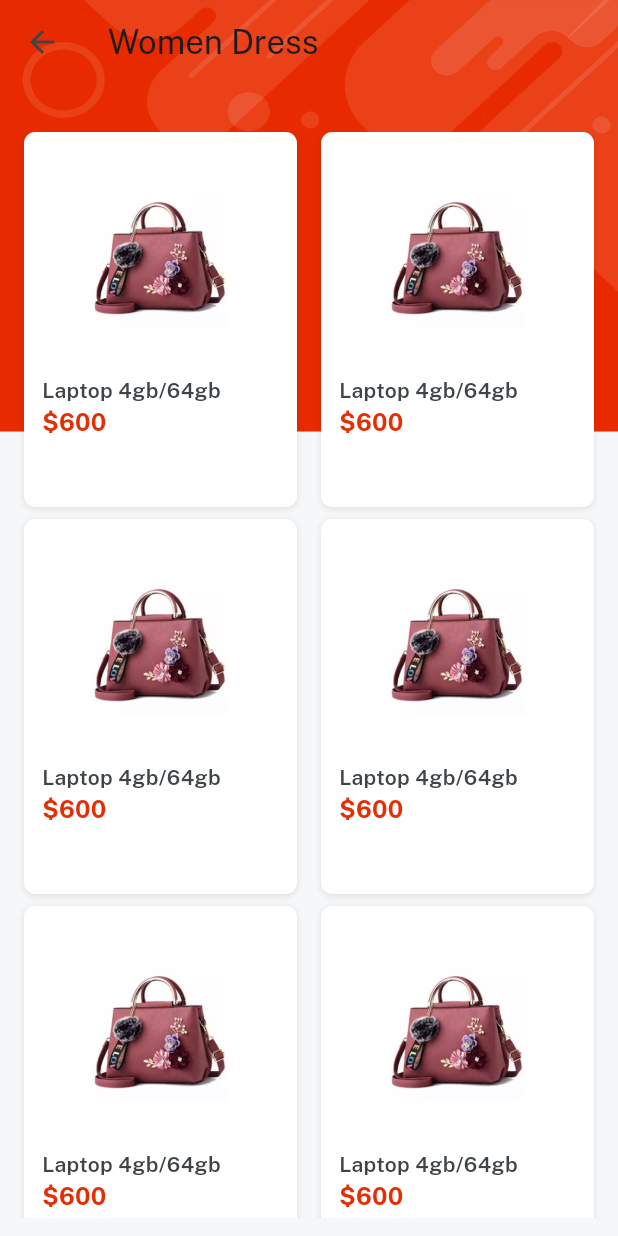
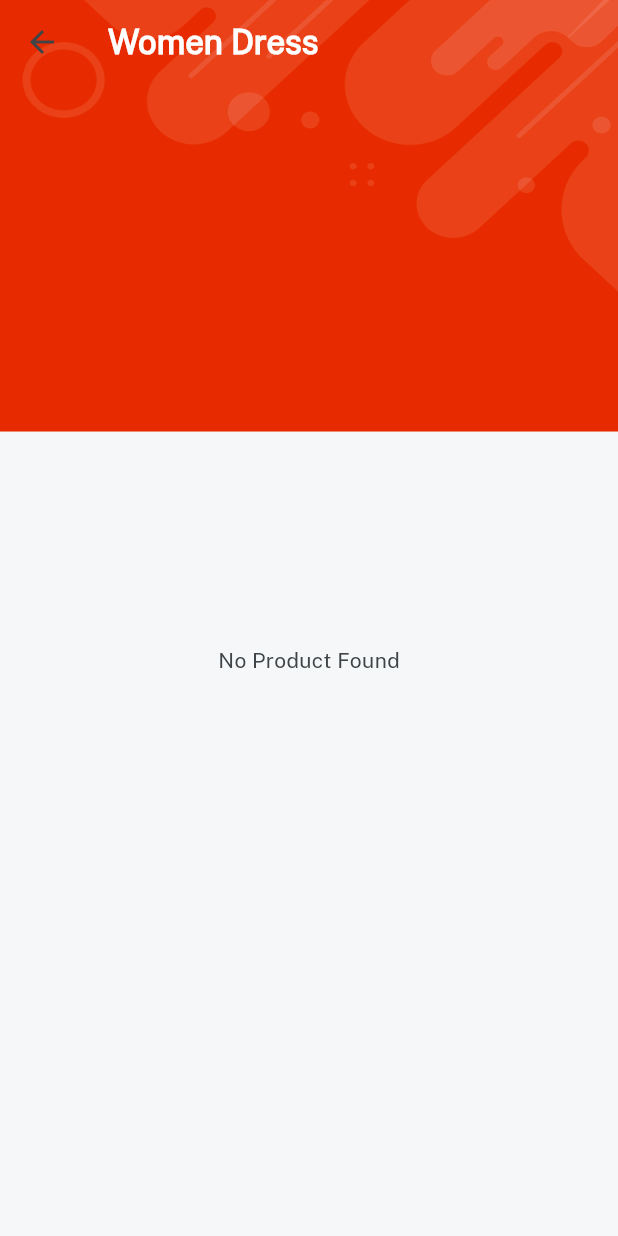
Before and after one commit to thesheerazali/Ezzy_Mart, a Flutter app: the CategoryScreen screen opened directly, after a tap on "Women Dress", on a phone screen of 412 x 824 dp. Run offline on Flutter 3.47's test engine with Material 3 defaults, Android fonts, the phone set to English and light mode, and no system bars; our stand-ins replace cloud_firestore, firebase_auth, firebase_core, firebase_storage, fluttertoast, get and 2 more; accounts and stored records are empty.

Commit message:
Products details fetched frm firebase and show on detail screen

```diff
--- /dev/null
+++ b/lib/Common_Widgets/loading_indicator.dart
@@ -0,0 +1,7 @@
+import 'package:my_mart/consts/consts.dart';
+
+Widget loadingIndicator() {
+  return const CircularProgressIndicator(
+    valueColor: AlwaysStoppedAnimation(redColor),
+  );
+}
--- a/lib/veiw/category_screen/category_details.dart
+++ b/lib/veiw/category_screen/category_details.dart
@@ -1,6 +1,9 @@
+import 'package:cloud_firestore/cloud_firestore.dart';
 import 'package:my_mart/Common_Widgets/bg_widget.dart';
+import 'package:my_mart/Common_Widgets/loading_indicator.dart';
 import 'package:my_mart/consts/consts.dart';
 import 'package:my_mart/controllers/products_controller.dart';
+import 'package:my_mart/services/firestore_services.dart';
 import 'package:my_mart/veiw/category_screen/item_detail.dart';
 
 import 'package:get/get.dart';
@@ -15,11 +18,27 @@ class CategoryDetails extends StatelessWidget {
     return bgWidget(
         child: Scaffold(
             appBar: AppBar(
-        title: title.text.make(),
+              title: title.text.white.semiBold.make(),
             ),
-      body: Container(
+            body: StreamBuilder(
+              stream: FireStoreServices.getProducts(title),
+              builder: (BuildContext context,
+                  AsyncSnapshot<QuerySnapshot> snapshot) {
+                if (!snapshot.hasData) {
+                  return Center(
+                    child: loadingIndicator(),
+                  );
+                } else if (snapshot.data!.docs.isEmpty) {
+                  return Center(
+                    child: "No Product Found".text.color(darkFontGrey).make(),
+                  );
+                } else {
+                  var data = snapshot.data!.docs;
+                  return Container(
                     padding: const EdgeInsets.all(12),
-        child: Column(crossAxisAlignment: CrossAxisAlignment.start, children: [
+                    child: Column(
+                        crossAxisAlignment: CrossAxisAlignment.start,
+                        children: [
                           SingleChildScrollView(
                             physics: const BouncingScrollPhysics(),
                             scrollDirection: Axis.horizontal,
@@ -37,7 +56,8 @@ class CategoryDetails extends StatelessWidget {
                                       .white
                                       .rounded
                                       .size(120, 60)
-                      .margin(const EdgeInsets.symmetric(horizontal: 4))
+                                      .margin(const EdgeInsets.symmetric(
+                                          horizontal: 4))
                                       .make()),
                             ),
                           ),
@@ -46,24 +66,31 @@ class CategoryDetails extends StatelessWidget {
                               child: GridView.builder(
                                   physics: const BouncingScrollPhysics(),
                                   shrinkWrap: true,
-                  itemCount: 6,
-                  gridDelegate: const SliverGridDelegateWithFixedCrossAxisCount(
+                                  itemCount: data.length,
+                                  gridDelegate:
+                                      const SliverGridDelegateWithFixedCrossAxisCount(
                                           crossAxisCount: 2,
                                           mainAxisExtent: 250,
                                           mainAxisSpacing: 8,
                                           crossAxisSpacing: 8),
                                   itemBuilder: (context, index) {
                                     return Column(
-                      crossAxisAlignment: CrossAxisAlignment.start,
+                                      crossAxisAlignment:
+                                          CrossAxisAlignment.start,
                                       children: [
-                        Image.asset(imgP5,
-                            height: 150, width: 200, fit: BoxFit.cover),
-                        "Laptop 4gb/64gb"
+                                        Image.network(data[index]['p_imgs'][0],
+                                            height: 150,
+                                            width: 200,
+                                            fit: BoxFit.cover),
+                                        10.heightBox,
+                                        "${data[index]['p_name']}"
                                             .text
                                             .fontFamily(semibold)
                                             .color(darkFontGrey)
                                             .make(),
-                        "\$600"
+                                        5.heightBox,
+                                        "${data[index]['p_price']}"
+                                            .numCurrency
                                             .text
                                             .color(redColor)
                                             .fontFamily(bold)
@@ -73,17 +100,23 @@ class CategoryDetails extends StatelessWidget {
                                     )
                                         .box
                                         .white
-                        .margin(const EdgeInsets.symmetric(horizontal: 4))
+                                        .margin(const EdgeInsets.symmetric(
+                                            horizontal: 4))
                                         .roundedSM
                                         .outerShadow
                                         .padding(const EdgeInsets.all(12))
                                         .make()
                                         .onTap(() {
-                      Get.to(const ItemDetailScreen(title: "Dummy Item"));
+                                      Get.to(ItemDetailScreen(
+                                        title: data[index]['p_name'].toString(),
+                                        data: data[index],
+                                      ));
                                     });
                                   }))
                         ]),
-      ),
-    ));
+                  );
+                }
+              },
+            )));
   }
 }
```
Also changed, not shown: lib/controllers/products_controller.dart (+24 -0 lines), lib/veiw/category_screen/item_detail.dart (+76 -31 lines). Lines whose indentation alone changed are shown as unchanged.
